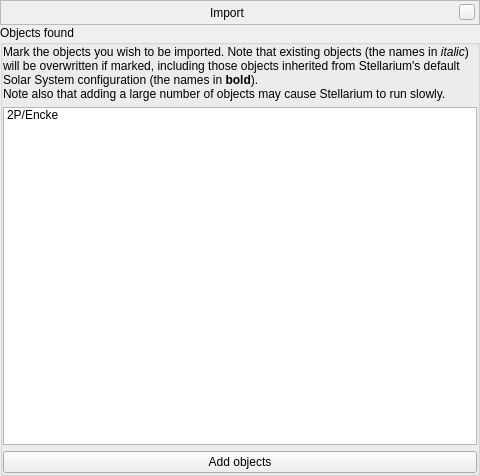
First picture: the form in plugins/CometsAsteroidsImporter/src/gui/importWindow.ui, repository 519984307/stellarium_src, before the edit.
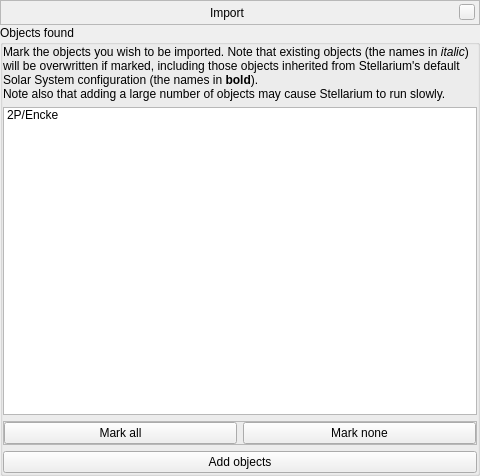
Second picture: the form after the edit. The open tabs and pages were chosen to show the change. Custom widgets are drawn as their Qt base class.

Commit message: + "mark all" and "unmark all" buttons in the Import window

```diff
--- a/plugins/CometsAsteroidsImporter/src/gui/importWindow.ui
+++ b/plugins/CometsAsteroidsImporter/src/gui/importWindow.ui
@@ -361,6 +361,35 @@
             </item>
            </widget>
           </item>
+          <item>
+           <widget class="QFrame" name="frameMarkButtons">
+            <property name="frameShape">
+             <enum>QFrame::StyledPanel</enum>
+            </property>
+            <property name="frameShadow">
+             <enum>QFrame::Raised</enum>
+            </property>
+            <layout class="QHBoxLayout" name="horizontalLayoutMarkButtons">
+             <property name="margin">
+              <number>0</number>
+             </property>
+             <item>
+              <widget class="QPushButton" name="pushButtonMarkAll">
+               <property name="text">
+                <string>Mark all</string>
+               </property>
+              </widget>
+             </item>
+             <item>
+              <widget class="QPushButton" name="pushButtonMarkNone">
+               <property name="text">
+                <string>Mark none</string>
+               </property>
+              </widget>
+             </item>
+            </layout>
+           </widget>
+          </item>
           <item>
            <widget class="QPushButton" name="pushButtonAdd">
             <property name="text">
```
The commit also changes 2 other files.
